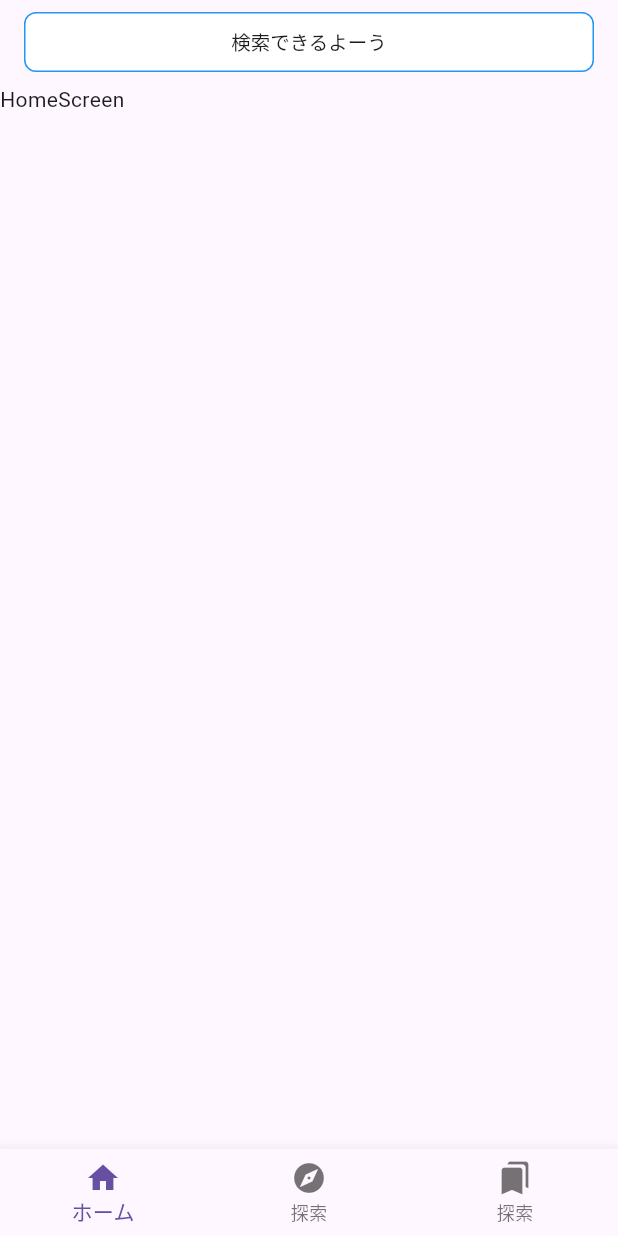
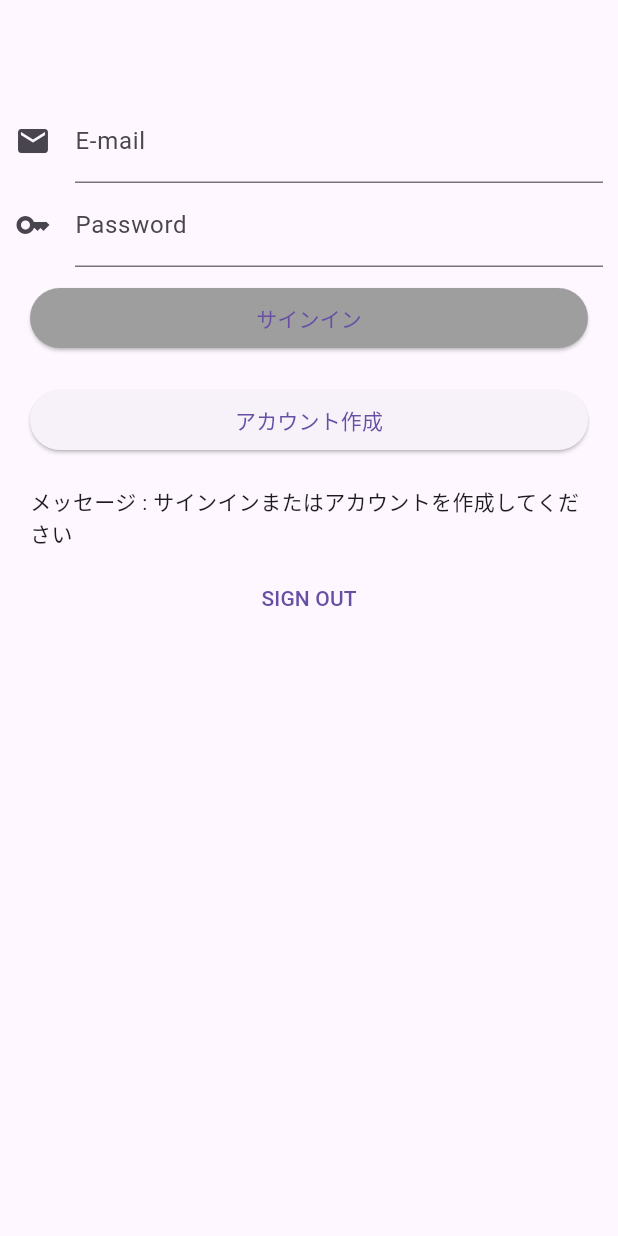
Before and after one commit to ao516/Kenryo-Tankyu-App, a Flutter app: the screen it shows after launch, on a phone screen of 412 x 824 dp. Run offline on Flutter 3.47's test engine with Material 3 defaults, Android fonts, the light colour scheme and no system bars; our stand-ins replace firebase_auth, firebase_core, flutter_riverpod, go_router; accounts and stored records are empty.

Commit message:
画面遷移完成

```diff
--- a/lib/main.dart
+++ b/lib/main.dart
@@ -1,24 +1,35 @@
-import 'package:app_develop/src/app.dart';
+import 'package:app_develop/src/router.dart';
 import 'package:flutter/material.dart';
+import 'package:firebase_core/firebase_core.dart';
+import 'package:flutter_riverpod/flutter_riverpod.dart';
+import 'firebase_options.dart';
 
-void main() {
-  runApp(const MyApp());
+
+
+//todo クラッシュハンドラ設定
+//参考URL https://zenn.dev/snova301/books/6df29a230d681f/viewer/06a9ce のgithubみよーう
+//iOSとandroidの端末確認とかももし必要だったら。
+void main() async{
+  runApp(const ProviderScope(child: MyApp()));
+  await Firebase.initializeApp(
+    options: DefaultFirebaseOptions.currentPlatform,
+  );
 }
 
-class MyApp extends StatelessWidget {
+class MyApp extends ConsumerWidget  {
   const MyApp({super.key});
 
   // This widget is the root of your application.
   @override
-  Widget build(BuildContext context) {
-    return MaterialApp(
+  Widget build(BuildContext context,WidgetRef ref) {
+    return MaterialApp.router(
+      routerConfig: goRouter,
+
       debugShowCheckedModeBanner: false,
-      title: 'Flutter Demo',
+      title: 'TankyuApp',
       theme: ThemeData(
-        useMaterial3: true,
-        primarySwatch: Colors.blue,
+        primarySwatch: Colors.orange,
       ),
-      home: const ScreenManageWidget(),
     );
   }
 }
--- a/lib/src/app.dart
+++ /dev/null
@@ -1,37 +0,0 @@
-import 'package:app_develop/src/components/footer.dart';
-import 'package:app_develop/src/components/header.dart';
-import 'package:app_develop/src/screen_control.dart';
-import 'package:app_develop/src/screen_control_bloc.dart';
-import 'package:flutter/material.dart';
-
-
-class ScreenManageWidget extends StatefulWidget {
-  const ScreenManageWidget({super.key});
-
-  @override
-  State<ScreenManageWidget> createState() => _ScreenManageWidgetState();
-}
-
-class _ScreenManageWidgetState extends State<ScreenManageWidget> {
-  late ViewCtrlBloc viewCtrl;
-
-  @override
-  Widget build(BuildContext context) {
-    return Scaffold(
-      appBar: const Header(),
-      body:  Screen(viewCtrl: viewCtrl.viewStream),
-      bottomNavigationBar: Footer(viewCtrl: viewCtrl.viewSink),
-    );
-  }
-  @override
-  void initState() {
-    viewCtrl = ViewCtrlBloc();
-    super.initState();
-  }
-
-  @override
-  void dispose() {
-    viewCtrl.dispose();
-    super.dispose();
-  }
-}
--- a/lib/src/components/footer.dart
+++ b/lib/src/components/footer.dart
@@ -1,43 +1,50 @@
+import 'package:app_develop/src/components/initial_header.dart';
 import 'package:flutter/material.dart';
+import 'package:go_router/go_router.dart';
 
 class Footer extends StatefulWidget {
-  final Sink<int> viewCtrl;
-  const Footer({super.key,  required this.viewCtrl});
+  final Widget child;
+  const Footer({super.key,  required this.child});
 
   @override
   State<Footer> createState() => _FooterState();
 }
 
 class _FooterState extends State<Footer> {
-  int pageIndex = 0;
-
-  navigationItem() {
-    return const [
-      BottomNavigationBarItem(
-        icon: Icon(Icons.home),
-        label: 'ホーム',
-      ),
-      BottomNavigationBarItem(
-        icon: Icon(Icons.explore),
-        label: '探索',
-      ),
-      BottomNavigationBarItem(
-        icon: Icon(Icons.bookmarks),
-        label: '探索',
-      ),
-    ];
-  }
-
+  int _selectedIndex = 0;
   @override
   Widget build(BuildContext context) {
-    return BottomNavigationBar(
-      currentIndex: pageIndex,
-      onTap: (pageIndex) {
-        widget.viewCtrl.add(pageIndex); // <- sinkにインデックスを流す
-      },
-      items: navigationItem(),
+    return Scaffold(
+      appBar: const InitialHeader(),
+      bottomNavigationBar: NavigationBar(
+        selectedIndex: _selectedIndex,
+        destinations: const <Widget>[
+          NavigationDestination(icon: Icon(Icons.home), label: 'ホーム'),
+          NavigationDestination(icon: Icon(Icons.explore), label: '探索'),
+          NavigationDestination(icon: Icon(Icons.bookmarks), label: 'ライブラリ'),
+        ],
+        onDestinationSelected: (index) {
+          switch (index) {
+            case 0:
+              _selectedIndex = 0;
+              context.push('/home');
+              break;
+            case 1:
+              _selectedIndex = 1;
+              context.push('/explore');
+              break;
+            case 2:
+              _selectedIndex = 2;
+              context.push('/library');
+              break;
+            default:
+              _selectedIndex = 0;
+              context.push('/home');
+          }
+          setState(() {});
+        },
+      ),
+      body: widget.child,
     );
-
   }
-
 }
--- a/lib/src/components/header.dart
+++ b/lib/src/components/initial_header.dart
@@ -1,10 +1,10 @@
-import 'package:app_develop/src/screens/search_screen.dart';
+import 'package:app_develop/src/router.dart';
 import 'package:flutter/material.dart';
 
-class Header extends StatelessWidget implements PreferredSizeWidget {
+class InitialHeader extends StatelessWidget implements PreferredSizeWidget {
   @override
   Size get preferredSize => const Size.fromHeight(kToolbarHeight);
-  const Header({super.key});
+  const InitialHeader({super.key});
 
   @override
   Widget build(BuildContext context) {
@@ -19,13 +19,13 @@ class Header extends StatelessWidget implements PreferredSizeWidget {
           ),
           child: Center(
             child: InkWell(
-              onTap: () => _openSearchScreen(context),
+              onTap: () => goRouter.push('/search'),
               child: Container(
                 width: 340,
                 margin: const EdgeInsets.symmetric(vertical: 10.0),
                 child: const Column(
                   children: [
-                    Text('検索できるよーう',style: TextStyle(fontSize: 13),)
+                    Text('検索バー',style: TextStyle(fontSize: 13),)
                   ],
                 ),
               ),
@@ -36,8 +36,5 @@ class Header extends StatelessWidget implements PreferredSizeWidget {
     );
   }
 
-  _openSearchScreen(BuildContext context) {
-    Navigator.push(context, MaterialPageRoute(builder: (context) => const SearchScreen()));
-  }
 
 }
--- a/lib/src/components/result_header.dart
+++ b/lib/src/components/result_header.dart
@@ -29,6 +29,7 @@ class _ResultHeaderState extends State<ResultHeader> {
             child: InkWell(
               onTap: () => Navigator.pop(context),
               child: Container(
+
                 width: 340,
                 margin: const EdgeInsets.symmetric(vertical: 10.0),
                 child: Column(
--- /dev/null
+++ b/lib/src/router.dart
@@ -0,0 +1,91 @@
+import 'package:app_develop/src/components/footer.dart';
+import 'package:app_develop/src/screens/contents_screen.dart';
+import 'package:app_develop/src/screens/explore_screen.dart';
+import 'package:app_develop/src/screens/home_screen.dart';
+import 'package:app_develop/src/screens/library_screen.dart';
+import 'package:app_develop/src/screens/login_screen.dart';
+import 'package:app_develop/src/screens/search/result_list_screen.dart';
+import 'package:app_develop/src/screens/search/result_screen.dart';
+import 'package:app_develop/src/screens/search/search_screen.dart';
+import 'package:app_develop/src/screens/search/sub_category_select_screen.dart';
+import 'package:app_develop/src/screens/undecided_screen.dart';
+import 'package:flutter/material.dart';
+import 'package:go_router/go_router.dart';
+
+//以下の2行はおまじない
+final GlobalKey<NavigatorState> _rootNavigatorKey =
+    GlobalKey<NavigatorState>(debugLabel: 'root');
+final GlobalKey<NavigatorState> _shellNavigatorKey =
+    GlobalKey<NavigatorState>(debugLabel: 'shell');
+
+final goRouter = GoRouter(
+  navigatorKey: _rootNavigatorKey,
+  initialLocation: '/',
+  routes: <RouteBase>[
+    GoRoute(
+      path: '/',
+      builder: (context, state) => const LoginScreen(),
+    ),
+    GoRoute(
+      path: '/result',
+      builder: (context, state) => const ResultScreen(),
+    ),
+    GoRoute(
+      path: '/resultList',
+      builder: (context, state) => const ResultListScreen(resultWord: 'tt'),
+    ),
+    GoRoute(
+      path: '/subCategory',
+      builder: (context, state) => const SubCategorySelectScreen(),
+    ),
+    GoRoute(
+      path: '/search',
+      builder: (context, state) => const SearchScreen(),
+    ),
+    //ShellRoute内にBottomNavigationBarで遷移する画面を記載する
+    ShellRoute(
+      navigatorKey: _shellNavigatorKey,
+      //BottomNavigationBarを実装しているページを記載する
+      //childでScaffoldのbodyを渡す
+      builder: (context, state, child) => Footer(
+        child: child,
+      ),
+      routes: <RouteBase>[
+
+//BottomNavigationBarから遷移するページを記載する
+        GoRoute(
+            path: '/home',
+            builder: (context, state) => const HomeScreen(),
+            //Page1から遷移するページを記載する
+            routes: <RouteBase>[
+              GoRoute(
+                path: 'contents',
+                builder: (context, state) =>
+                    const ContentsScreen(), //TODO 移動したい画面に変えてね。
+              ),
+            ]),
+        //BottomNavigationBarから遷移するページを記載する
+        GoRoute(
+            path: '/explore',
+            builder: (context, state) => const ExploreScreen(),
+            //Page２から遷移するページを記載する
+            routes: <RouteBase>[
+              GoRoute(
+                path: 'detail',
+                builder: (context, state) => const UndecidedScreen(),
+              ),
+            ]),
+        GoRoute(
+            path: '/library',
+            builder: (context, state) => const LibraryScreen(),
+            //Page3から遷移するページを記載する
+            routes: <RouteBase>[
+              GoRoute(
+                path: 'detail',
+                builder: (context, state) => const UndecidedScreen(),
+              ),
+            ]),
+      ],
+    ),
+  ],
+);
--- a/lib/src/screens/home_screen.dart
+++ b/lib/src/screens/home_screen.dart
@@ -1,5 +1,5 @@
-import 'package:app_develop/src/components/header.dart';
 import 'package:flutter/material.dart';
+import 'package:go_router/go_router.dart';
 
 class HomeScreen extends StatefulWidget {
   const HomeScreen({super.key});
@@ -11,13 +11,13 @@ class HomeScreen extends StatefulWidget {
 class _HomeScreenState extends State<HomeScreen> {
   @override
   Widget build(BuildContext context) {
-    return const Scaffold(
+    return Scaffold(
       body:  SafeArea(
-        child: Column(
-          children: [
-            Text("HomeScreen"),
-          ],
+        child: Center(
+          child: ElevatedButton(onPressed: ()=> context.push('/home/contents'), child: const Text('コンテンツ画面に移動'),
+
         ),
+      ),
       ),
     );
   }
--- a/lib/src/screens/library_screen.dart
+++ b/lib/src/screens/library_screen.dart
@@ -12,11 +12,7 @@ class _LibraryScreenState extends State<LibraryScreen> {
   Widget build(BuildContext context) {
     return const Scaffold(
       body: SafeArea(
-        child: Column(
-          children: [
-            Text('library screen'),
-          ],
-        ),
+        child: Center(child: Text('ライブラリ画面'))
       ),
     );
   }
--- /dev/null
+++ b/lib/src/screens/login_screen.dart
@@ -0,0 +1,181 @@
+import 'package:firebase_auth/firebase_auth.dart';
+import 'package:flutter/foundation.dart';
+import 'package:flutter/material.dart';
+import 'package:go_router/go_router.dart';
+import 'package:flutter_riverpod/flutter_riverpod.dart';
+
+/// Authのサインイン状態のprovider
+final signInStateProvider = StateProvider((ref) => 'サインインまたはアカウントを作成してください');
+
+/// サインインユーザーの情報プロバイダー
+final userProvider = StateProvider<User?>((ref) => null);
+final userEmailProvider = StateProvider<String>((ref) => 'ログインしていません');
+
+class LoginScreen extends ConsumerStatefulWidget {
+  const LoginScreen({super.key});
+
+  @override
+  ConsumerState<LoginScreen> createState() => _LoginScreenState();
+}
+
+class _LoginScreenState extends ConsumerState<LoginScreen> {
+  @override
+  Widget build(BuildContext context) {
+    final singInStatus = ref.watch(signInStateProvider);
+    final idController = TextEditingController();
+    final passController = TextEditingController();
+
+    return Scaffold(
+      appBar: AppBar(),
+      body: ListView(
+        padding: const EdgeInsets.all(10),
+        children: <Widget>[
+          /// メールアドレス入力
+          TextField(
+            decoration: const InputDecoration(
+              label: Text('E-mail'),
+              icon: Icon(Icons.mail),
+            ),
+            controller: idController,
+          ),
+
+          /// パスワード入力
+          TextField(
+            decoration: const InputDecoration(
+              label: Text('Password'),
+              icon: Icon(Icons.key),
+            ),
+            controller: passController,
+            obscureText: true,
+          ),
+
+          /// サインイン
+          Container(
+            margin: const EdgeInsets.all(10),
+            child: ElevatedButton(
+              onPressed: () {
+                /// ログインの場合
+                _signIn(ref, idController.text, passController.text);
+              },
+              style: ButtonStyle(
+                  backgroundColor: MaterialStateProperty.all(Colors.grey)),
+              child: const Text('サインイン'),
+            ),
+          ),
+
+          /// アカウント作成
+          Container(
+            margin: const EdgeInsets.all(10),
+            child: ElevatedButton(
+              onPressed: () {
+                /// アカウント作成の場合
+                _createAccount(ref, idController.text, passController.text);
+              },
+              child: const Text('アカウント作成'),
+            ),
+          ),
+
+          /// サインインのメッセージ表示
+          Container(
+            padding: const EdgeInsets.all(10),
+            child: Text('メッセージ : $singInStatus'),
+          ),
+
+          /// サインアウト
+          TextButton(
+              onPressed: () {
+                _signOut(ref);
+              },
+              child: const Text('SIGN OUT'))
+        ],
+      ),
+    );
+  }
+}
+
+
+/// サインイン処理
+void _signIn(WidgetRef ref, String id, String pass) async {
+  try {
+    /// credential にはアカウント情報が記録される
+    final credential = await FirebaseAuth.instance.signInWithEmailAndPassword(
+      email: id,
+      password: pass,
+    );
+
+    /// ユーザ情報の更新
+    ref.watch(userProvider.notifier).state = credential.user;
+
+    /// 画面に表示
+    ref.read(signInStateProvider.notifier).state = 'サインインできました!';
+  }
+
+  /// サインインに失敗した場合のエラー処理
+  on FirebaseAuthException catch (e) {
+    /// メールアドレスが無効の場合
+    if (e.code == 'invalid-email') {
+      ref.read(signInStateProvider.notifier).state = 'メールアドレスが無効です';
+    }
+
+    /// ユーザーが存在しない場合
+    else if (e.code == 'user-not-found') {
+      ref.read(signInStateProvider.notifier).state = 'ユーザーが存在しません';
+    }
+
+    /// パスワードが間違っている場合
+    else if (e.code == 'wrong-password') {
+      ref.read(signInStateProvider.notifier).state = 'パスワードが間違っています';
+    }
+
+    /// その他エラー
+    else {
+      ref.read(signInStateProvider.notifier).state = 'サインインエラー';
+    }
+  }
+}
+
+/// アカウント作成
+void _createAccount(WidgetRef ref, String id, String pass) async {
+  try {
+    /// credential にはアカウント情報が記録される
+    final credential =
+    await FirebaseAuth.instance.createUserWithEmailAndPassword(
+      email: id,
+      password: pass,
+    );
+
+    /// ユーザ情報の更新
+    ref.watch(userProvider.notifier).state = credential.user;
+    // print(credential);
+
+    /// 画面に表示
+    ref.read(signInStateProvider.notifier).state = 'アカウント作成に成功しました!';
+  }
+
+  /// アカウントに失敗した場合のエラー処理
+  on FirebaseAuthException catch (e) {
+    /// パスワードが弱い場合
+    if (e.code == 'weak-password') {
+      ref.read(signInStateProvider.notifier).state = 'パスワードが弱いです';
+
+      /// メールアドレスが既に使用中の場合
+    } else if (e.code == 'email-already-in-use') {
+      ref.read(signInStateProvider.notifier).state = 'すでに使用されているメールアドレスです';
+    }
+
+    /// その他エラー
+    else {
+      ref.read(signInStateProvider.notifier).state = 'アカウント作成エラー';
+    }
+  } catch (e) {
+      if (kDebugMode) {
+        print(e);
+      }
+  }
+}
+
+/// サインアウト
+void _signOut(WidgetRef ref) async {
+  await FirebaseAuth.instance.signOut();
+  ref.read(signInStateProvider.notifier).state = 'サインインまたはアカウントを作成してください';
+}
--- /dev/null
+++ b/lib/src/screens/search/result_list_screen.dart
@@ -0,0 +1,26 @@
+import 'package:app_develop/src/components/result_header.dart';
+import 'package:flutter/material.dart';
+import 'package:go_router/go_router.dart';
+
+class ResultListScreen extends StatelessWidget {
+  final String resultWord;
+  const ResultListScreen({Key? key, required this.resultWord}) : super(key: key);
+
+  @override
+  Widget build(BuildContext context) {
+    return PopScope(
+      canPop: false,
+        onPopInvoked: (didPop) async => context.go('/home'), //TODO homeじゃだめ、使っていたボトムナビゲーションに戻りたい。
+      child: Scaffold(
+        appBar: ResultHeader(searchWord: resultWord),
+        body:  SafeArea(
+          child: Center(
+            child: ElevatedButton(onPressed: ()=> context.push('/result'), child: const Text('結果リストなう。結果表示に進む。'),
+
+            ),
+          ),
+        ),
+      ),
+    );
+  }
+}
--- a/lib/src/screens/search_screen.dart
+++ b/lib/src/screens/search/search_screen.dart
@@ -1,5 +1,6 @@
 import 'package:app_develop/src/components/search_header.dart';
 import 'package:flutter/material.dart';
+import 'package:go_router/go_router.dart';
 
 class SearchScreen extends StatefulWidget {
   const SearchScreen({super.key});
@@ -11,9 +12,12 @@ class SearchScreen extends StatefulWidget {
 class _SearchScreenState extends State<SearchScreen> {
   @override
   Widget build(BuildContext context) {
-    return const Scaffold(
-      appBar: SearchHeader(),
-      body: Text("検索画面"),
+    return Scaffold(
+      appBar: const SearchHeader(),
+      body: SafeArea(child: Center(
+          child: ElevatedButton(onPressed: ()=> context.go('/explore'), child: const Text('またはカテゴリから選ぶ'),
+    ),
+    ),),
     );
   }
 }
--- a/pubspec.yaml
+++ b/pubspec.yaml
@@ -36,6 +36,11 @@ dependencies:
   # Use with the CupertinoIcons class for iOS style icons.
   cupertino_icons: ^1.0.2
   carousel_slider: ^4.2.1
+  go_router: ^13.2.0
+  firebase_core: ^2.25.4
+  cloud_firestore: ^4.8.0
+  flutter_riverpod: ^2.4.10
+  firebase_auth: ^4.17.4
 
 dev_dependencies:
   flutter_test:
```
Also changed, not shown: lib/src/components/search_header.dart (+3 -6 lines), lib/src/screens/contents_screen.dart (added, +15 -0 lines), lib/src/screens/explore_screen.dart (+6 -14 lines), lib/src/screens/result_screen.dart (deleted, +0 -42 lines), lib/src/screens/search/result_screen.dart (added, +21 -0 lines), lib/src/screens/search/sub_category_select_screen.dart (added, +18 -0 lines), lib/src/screens/undecided_screen.dart (added, +12 -0 lines), lib/firebase_options.dart (added), lib/src/screens/auth_screen.dart (added), pubspec.lock, 9 other files.
